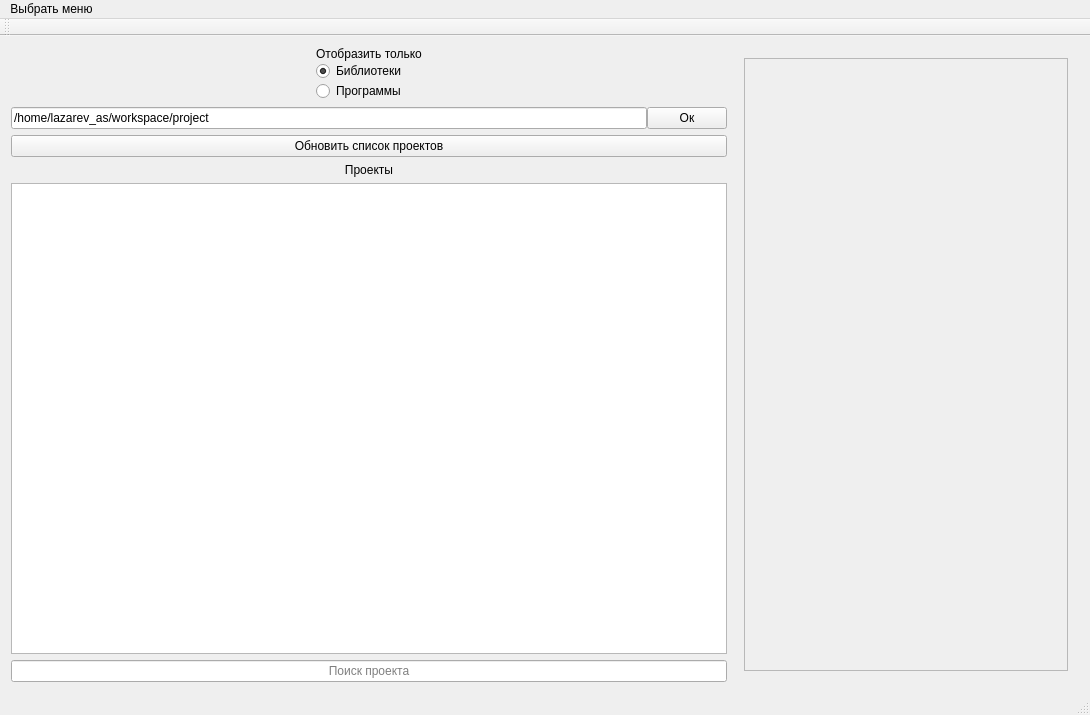
VinTRiZz/ProjectUtility, file src/gui/mainwindow.ui: the form before one commit.
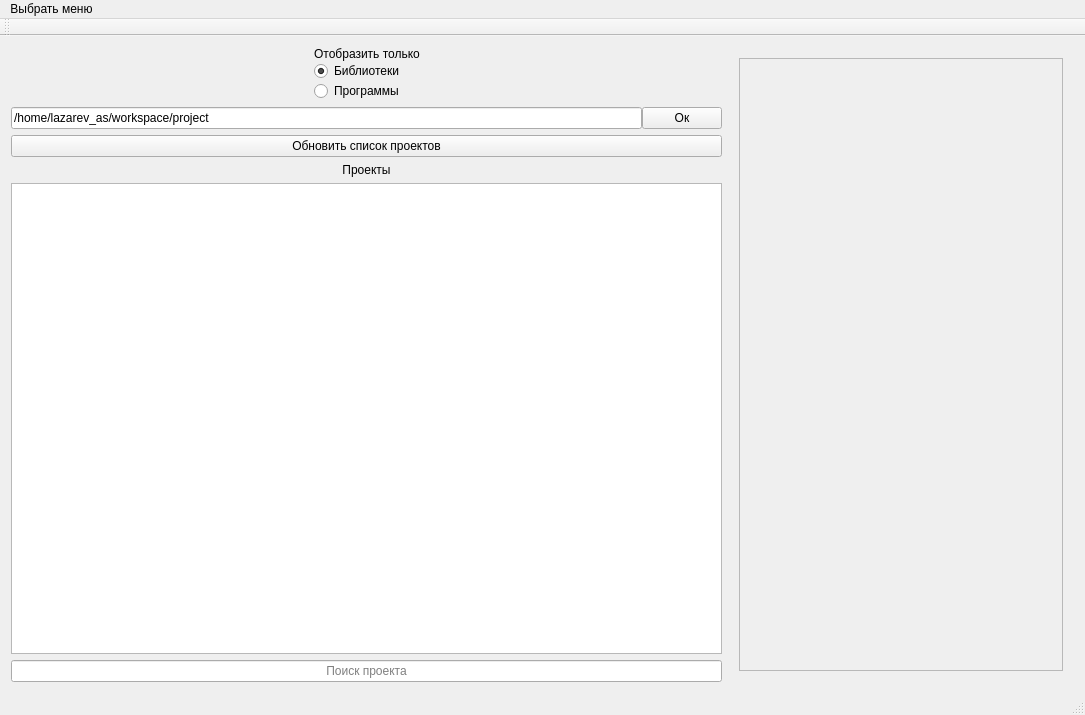
The form after the commit. The open tabs and pages were chosen to show the change.

Diff of the .ui file:
```diff
--- a/src/gui/mainwindow.ui
+++ b/src/gui/mainwindow.ui
@@ -6,7 +6,7 @@
    <rect>
     <x>0</x>
     <y>0</y>
-    <width>1090</width>
+    <width>1085</width>
     <height>715</height>
    </rect>
   </property>
@@ -16,7 +16,13 @@
   <property name="windowTitle">
    <string>MainWindow</string>
   </property>
+  <property name="styleSheet">
+   <string notr="true"/>
+  </property>
   <widget class="QWidget" name="centralWidget">
+   <property name="styleSheet">
+    <string notr="true"/>
+   </property>
    <layout class="QGridLayout" name="gridLayout_2">
     <item row="0" column="2">
      <spacer name="horizontalSpacer_5">
@@ -747,8 +753,8 @@
             <rect>
              <x>0</x>
              <y>0</y>
-             <width>349</width>
-             <height>614</height>
+             <width>98</width>
+             <height>28</height>
             </rect>
            </property>
           </widget>
@@ -765,7 +771,7 @@
     <rect>
      <x>0</x>
      <y>0</y>
-     <width>1090</width>
+     <width>1085</width>
      <height>23</height>
     </rect>
    </property>
```
Left out of the diff: 2 changed lines with no effect on the pictures.
